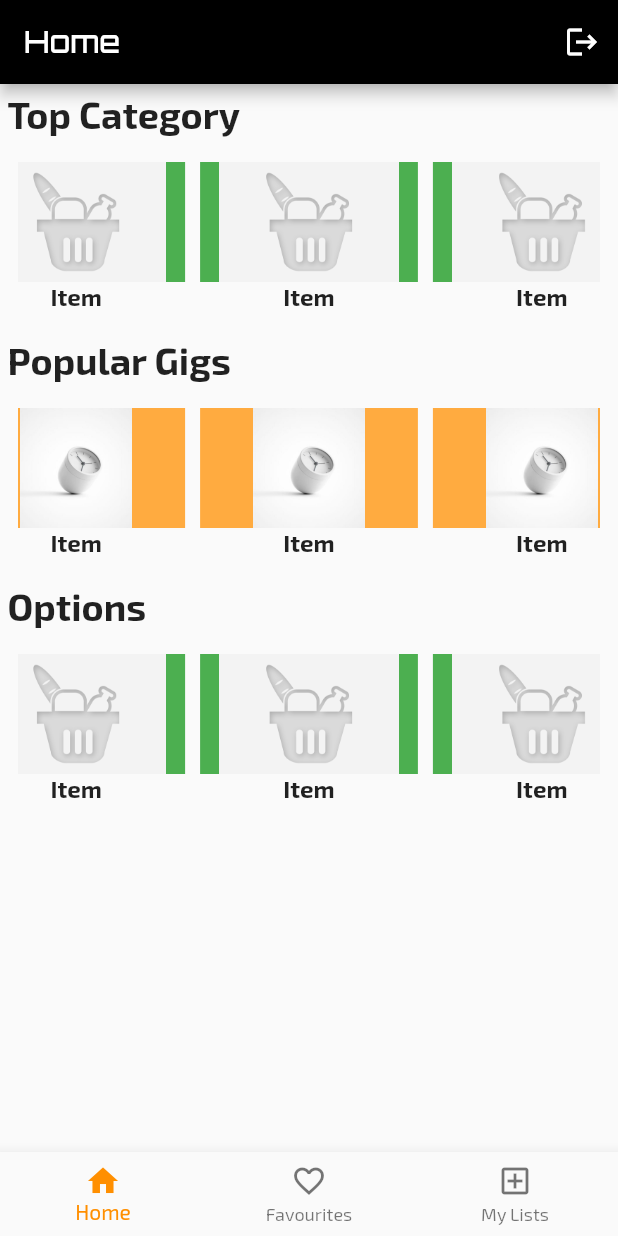
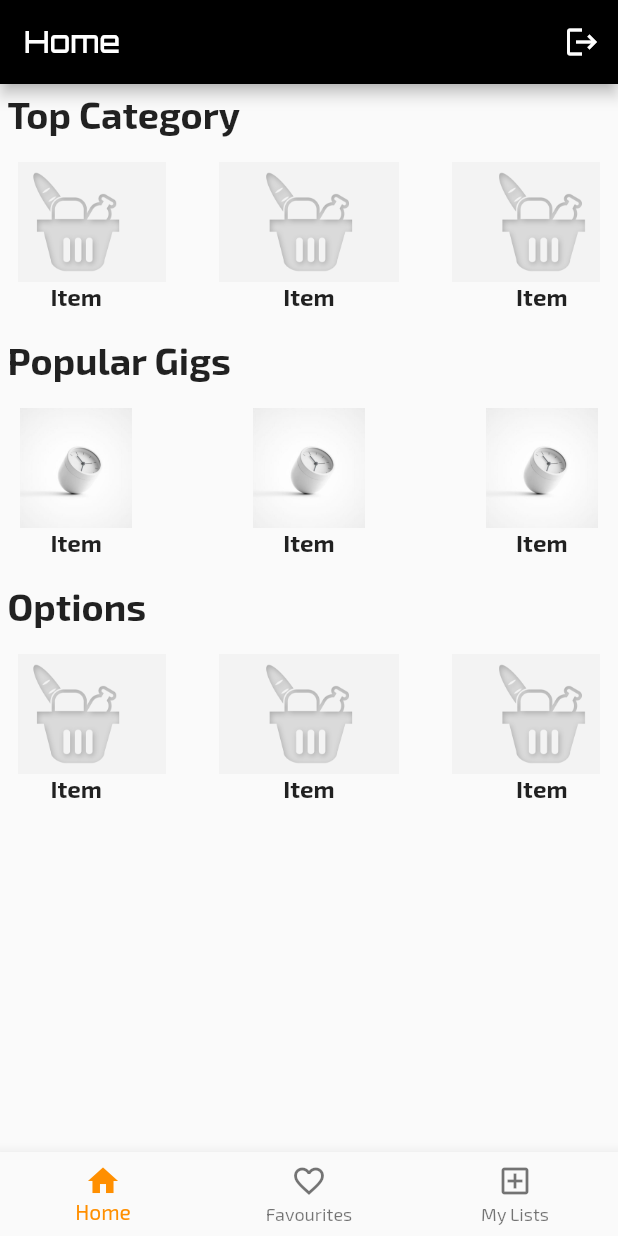
Before and after one commit to mhrjnamar/camerbook, a Flutter app: the MyStatefulWidget screen opened directly, on a phone screen of 412 x 824 dp. Run offline on Flutter 3.47's test engine with Material 2 defaults, Android fonts, the phone set to English and light mode, and no system bars; drawn by our look-alikes of carousel_slider; our stand-ins replace cloud_firestore, firebase_auth, firebase_core, google_fonts, introduction_screen; missing offline and left inert: slimy_card; accounts and stored records are empty.

Commit message:
sprint 2 almost done 1

```diff
--- a/lib/screens/sub_screens/home.dart
+++ b/lib/screens/sub_screens/home.dart
@@ -49,7 +49,7 @@ class _HomeScrState extends State<HomeScr> {
                             height: 80.0,
                             width: MediaQuery.of(context).size.width,
                             margin: EdgeInsets.symmetric(horizontal: 5.0),
-                            decoration: BoxDecoration(color: Colors.green),
+
                             child:
                                 Image(image: AssetImage('assets/unnamed.png'))),
                         Text(
@@ -91,8 +91,7 @@ class _HomeScrState extends State<HomeScr> {
                             height: 80.0,
                             width: MediaQuery.of(context).size.width,
                             margin: EdgeInsets.symmetric(horizontal: 5.0),
-                            decoration:
-                                BoxDecoration(color: Colors.orangeAccent),
+
                             child: Image(
                                 image: AssetImage('assets/unnamed1.jpg'))),
                         Text(
@@ -134,7 +133,7 @@ class _HomeScrState extends State<HomeScr> {
                             height: 80.0,
                             width: MediaQuery.of(context).size.width,
                             margin: EdgeInsets.symmetric(horizontal: 5.0),
-                            decoration: BoxDecoration(color: Colors.green),
+
                             child:
                                 Image(image: AssetImage('assets/unnamed.png'))),
                         Text(
```
